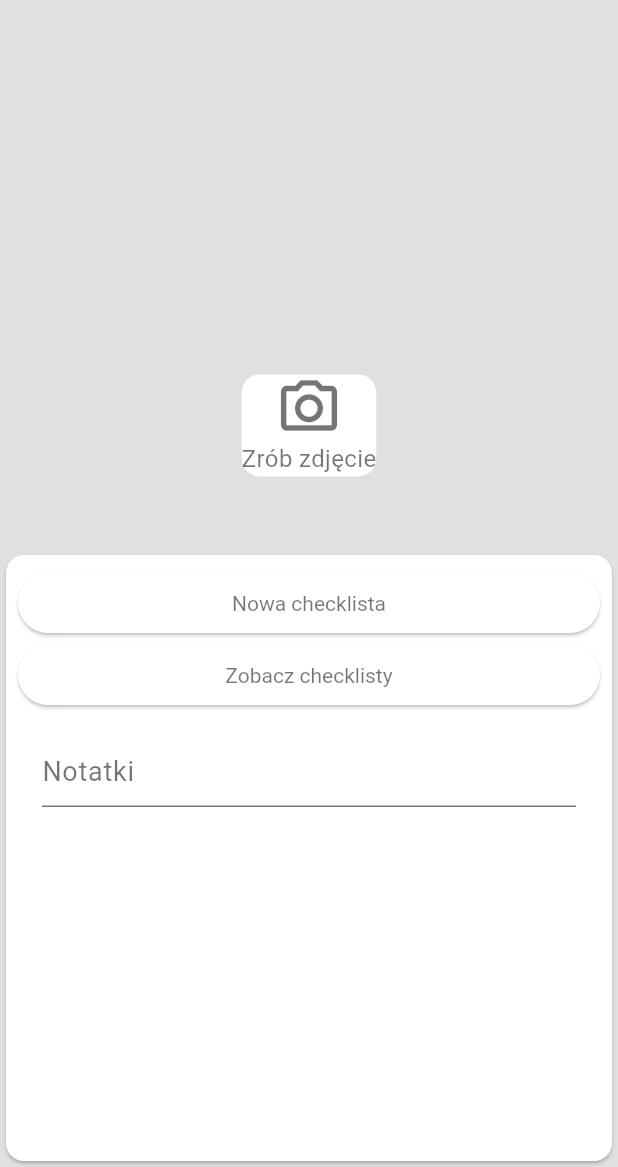
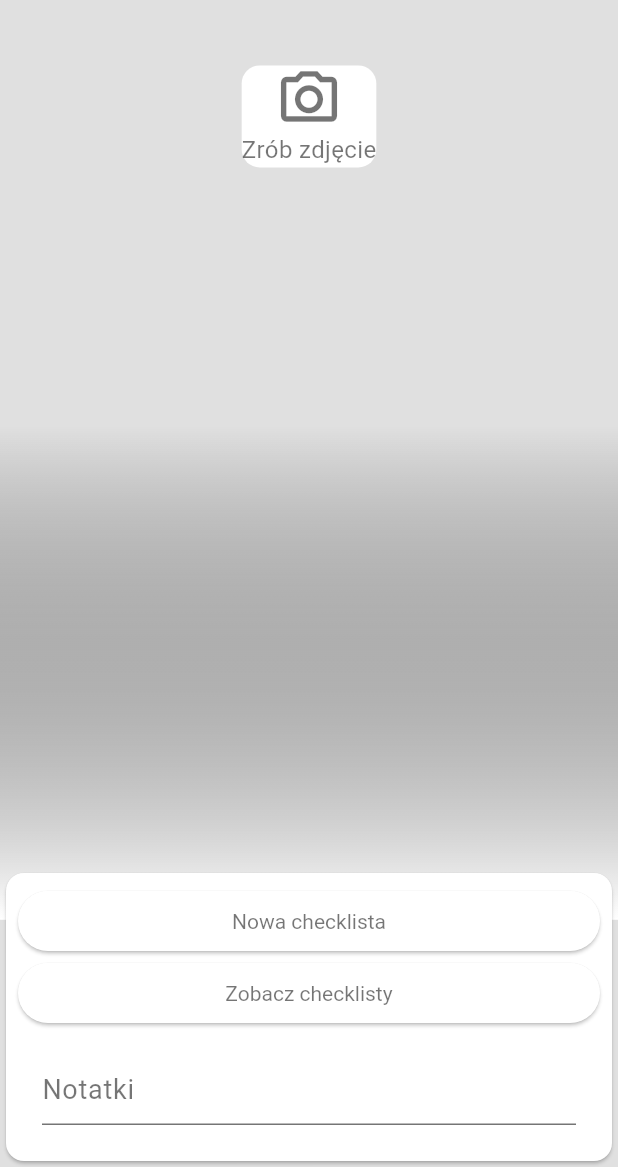
Before and after one commit to agata-miko/ule, a Flutter app: the HiveScreen screen opened directly with empty values, on a phone screen of 412 x 824 dp, the part 69-1236 px from its top. Run offline on Flutter 3.47's test engine with Material 3 defaults, Android fonts, the phone set to English and light mode, and no system bars; our stand-ins replace animated_text_kit, flutter_riverpod, google_fonts, image_picker, sqflite; missing offline and left inert: modern_themes; accounts and stored records are empty; Roboto replaces fonts that are missing (Zeyada).

Commit message:
second version of the hive_screen - all bugs removed (hive_screen3)

```diff
--- a/lib/screens/hive_screen_3.dart
+++ b/lib/screens/hive_screen_3.dart
@@ -80,18 +80,42 @@ class _HiveScreenState extends ConsumerState<HiveScreen> {
       body: Stack(
         children: [
           Positioned(
-            child: imageDisplay,
             bottom: MediaQuery.of(context).size.height * 0.2,
             left: 0,
             right: 0,
             top: 0,
+            child: SingleChildScrollView(
+              child: SizedBox(height: MediaQuery.of(context).size.height * 0.8,
+                child: Stack(
+                  children: [
+                    imageDisplay,
+                    Container(
+                      decoration: BoxDecoration(
+                        gradient: LinearGradient(
+                          begin: Alignment.center,
+                          end: Alignment.bottomCenter,
+                          colors: [
+                            Colors.transparent,
+                            Theme.of(context).colorScheme.primaryContainer
+                          ],
                         ),
-          Positioned(bottom: 0,
+                      ),
+                    ),
+                  ],
+                ),
+              ),
+            ),
+          ),
+          Positioned(
+            bottom: 0,
             left: 0,
             right: 0,
             top: null,
-            child: Container(height: MediaQuery.of(context).size.height * 0.5,
-              child: Card(color: Theme.of(context).colorScheme.primaryContainer,
+            child: ConstrainedBox(
+              constraints: BoxConstraints(
+                  maxHeight: MediaQuery.of(context).size.height * 0.5),
+              child: Card(
+                color: Theme.of(context).colorScheme.primaryContainer,
                 child: Padding(
                   padding: const EdgeInsets.all(8.0),
                   child: SingleChildScrollView(
@@ -131,7 +155,8 @@ class _HiveScreenState extends ConsumerState<HiveScreen> {
                   ),
                 ),
               ),
-            ),),
+            ),
+          ),
         ],
       ),
     );
--- a/lib/widgets/image_input.dart
+++ b/lib/widgets/image_input.dart
@@ -80,7 +80,7 @@ class _ImageInputState extends ConsumerState<ImageInput> {
       //     color: Theme.of(context).colorScheme.primary.withOpacity(0.5),
       //   ),
       // ),
-      height: 250,
+      height: MediaQuery.of(context).size.height * 0.3,
       width: double.infinity,
       alignment: Alignment.center,
       child: content,
```
Lines whose indentation alone changed are shown as unchanged.
